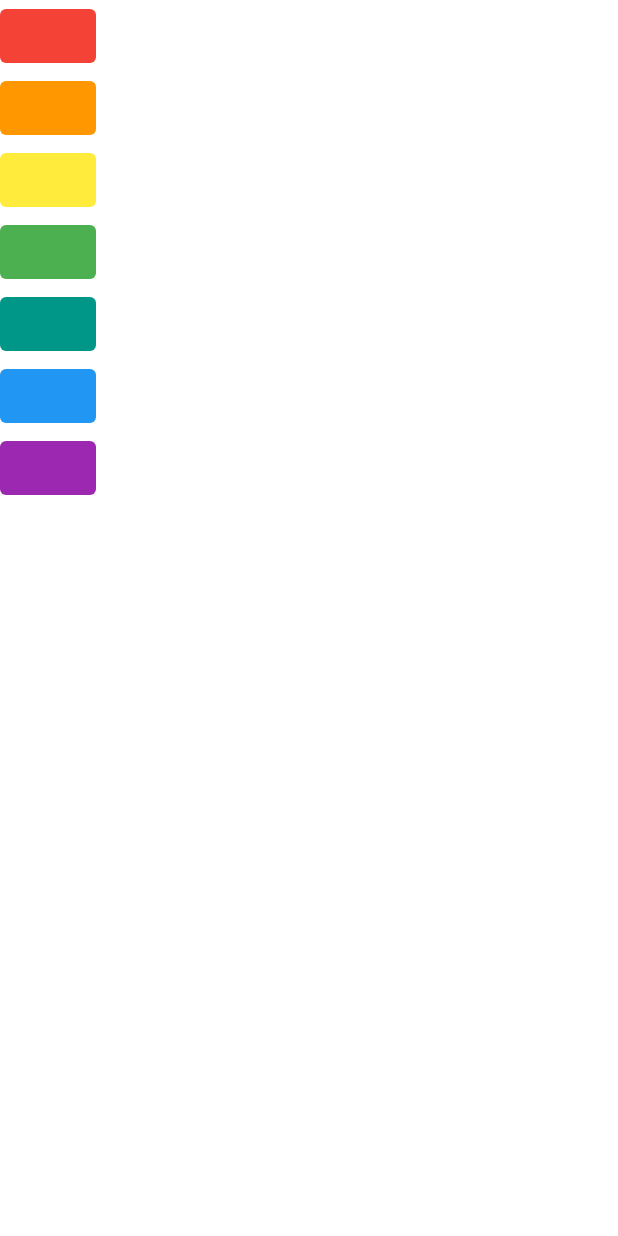
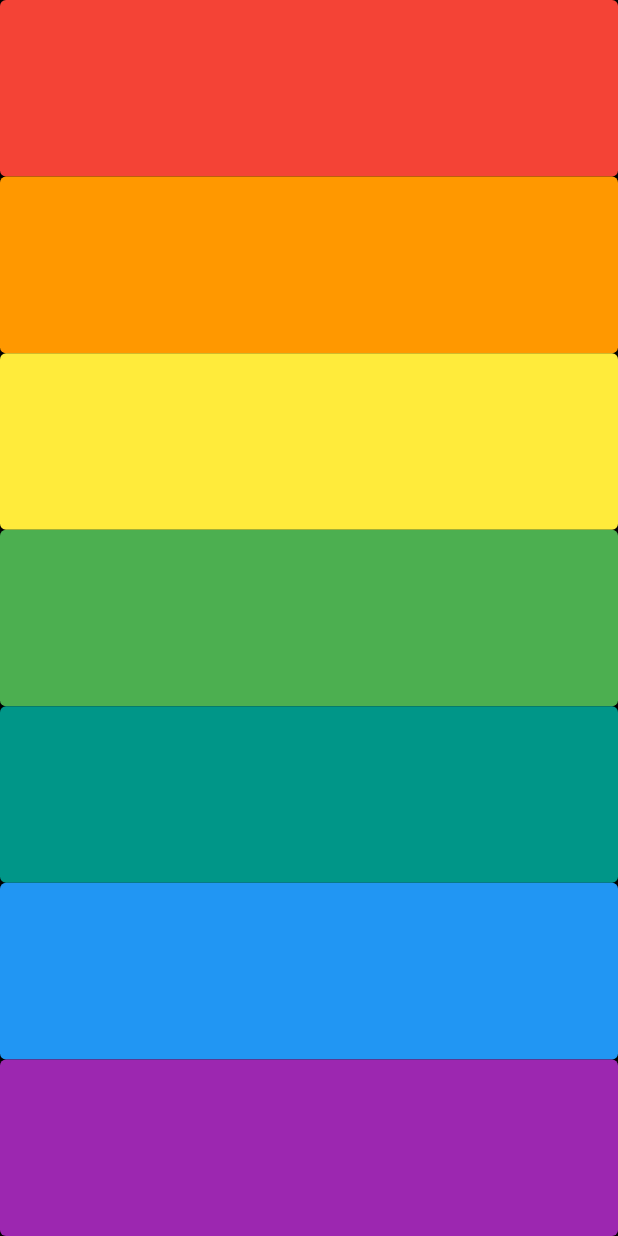
Before and after one commit to Mikelenjilo/xlyophone-flutter, a Flutter app: the screen it shows after launch, on a phone screen of 412 x 824 dp. Run offline on Flutter 3.47's test engine with Material 2 defaults, Android fonts, the light colour scheme and no system bars; our stand-ins replace audioplayers.

Commit message:
updated the UI and added two functions to make the code better

```diff
--- a/lib/main.dart
+++ b/lib/main.dart
@@ -9,79 +9,56 @@ class XylophoneApp extends StatelessWidget {
     player.play(AssetSource('note$soundNumber.wav'));
   }
 
+  Expanded buildKey({required Color color, required int soundNumber}) {
+    return Expanded(
+      child: TextButton(
+        onPressed: () {
+          playSound(soundNumber);
+        },
+        child: Text(''),
+        style: ButtonStyle(
+          backgroundColor: MaterialStateProperty.all(color),
+        ),
+      ),
+    );
+  }
+
   @override
   Widget build(BuildContext context) {
     return MaterialApp(
       home: Scaffold(
-        backgroundColor: Colors.white,
+        backgroundColor: Colors.black,
         body: SafeArea(
           child: Column(
+            crossAxisAlignment: CrossAxisAlignment.stretch,
             children: [
-              TextButton(
-                onPressed: () {
-                  playSound(1);
-                },
-                child: Text(''),
-                style: ButtonStyle(
-                  backgroundColor: MaterialStateProperty.all(Colors.red),
-                ),
+              buildKey(
+                color: Colors.red,
+                soundNumber: 1,
               ),
-              TextButton(
-                onPressed: () {
-                  playSound(2);
-                },
-                child: Text(''),
-                style: ButtonStyle(
-                  backgroundColor: MaterialStateProperty.all(Colors.orange),
-                ),
+              buildKey(
+                color: Colors.orange,
+                soundNumber: 2,
               ),
-              TextButton(
-                onPressed: () {
-                  playSound(3);
-                },
-                child: Text(''),
-                style: ButtonStyle(
-                  backgroundColor: MaterialStateProperty.all(Colors.yellow),
-                ),
+              buildKey(
+                color: Colors.yellow,
+                soundNumber: 3,
               ),
-              TextButton(
-                onPressed: () {
-                  playSound(4);
-                },
-                child: Text(''),
-                style: ButtonStyle(
-                  backgroundColor: MaterialStateProperty.all(Colors.green),
-                ),
+              buildKey(
+                color: Colors.green,
+                soundNumber: 4,
               ),
-              TextButton(
-                onPressed: () {
-                  final player = AudioPlayer();
-                  player.play(AssetSource('note5.wav'));
-                },
-                child: Text(''),
-                style: ButtonStyle(
-                  backgroundColor: MaterialStateProperty.all(Colors.teal),
-                ),
+              buildKey(
+                color: Colors.teal,
+                soundNumber: 5,
               ),
-              TextButton(
-                onPressed: () {
-                  final player = AudioPlayer();
-                  player.play(AssetSource('note6.wav'));
-                },
-                child: Text(''),
-                style: ButtonStyle(
-                  backgroundColor: MaterialStateProperty.all(Colors.blue),
-                ),
+              buildKey(
+                color: Colors.blue,
+                soundNumber: 6,
               ),
-              TextButton(
-                onPressed: () {
-                  final player = AudioPlayer();
-                  player.play(AssetSource('note7.wav'));
-                },
-                child: Text(''),
-                style: ButtonStyle(
-                  backgroundColor: MaterialStateProperty.all(Colors.purple),
-                ),
+              buildKey(
+                color: Colors.purple,
+                soundNumber: 7,
               ),
             ],
           ),
```
